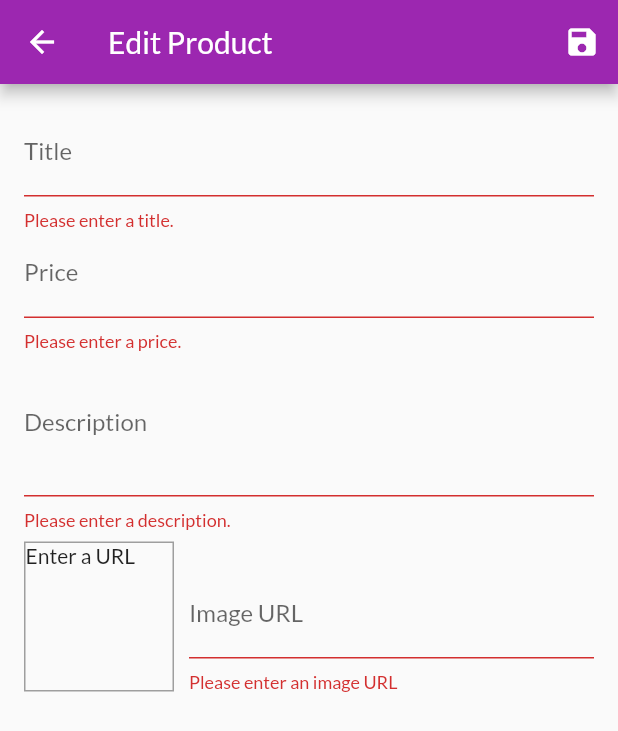
After one commit to phuquang147/shop-app, a Flutter app: the EditProductScreen screen opened by its route, after a tap on the "save" icon, on a phone screen of 412 x 824 dp. The commit adds this screen. Shown: the top 731 px of the screen. Run offline on Flutter 3.47's test engine with Material 2 defaults, Android fonts, the phone set to English and light mode, and no system bars; network calls fail.

Commit message:
Manage products

```diff
--- a/lib/main.dart
+++ b/lib/main.dart
@@ -6,6 +6,8 @@ import 'screens/product_detail_screen.dart';
 import 'screens/products_overview_screen.dart';
 import 'screens/cart_screen.dart';
 import 'screens/orders_screen.dart';
+import 'screens/user_products_screen.dart';
+import 'screens/edit_product_screen.dart';
 //providers
 import 'providers/products.dart';
 import 'providers/cart.dart';
@@ -34,6 +36,8 @@ class MyApp extends StatelessWidget {
           ProductDetailScreen.routeName: (ctx) => ProductDetailScreen(),
           CartScreen.routeName: (ctx) => CartScreen(),
           OrdersScreen.routeName: (ctx) => OrdersScreen(),
+          UserProductsScreen.routeName: (ctx) => UserProductsScreen(),
+          EditProductScreen.routeName: (ctx) => EditProductScreen(),
         },
       ),
     );
--- a/lib/providers/products.dart
+++ b/lib/providers/products.dart
@@ -50,8 +50,26 @@ class Products with ChangeNotifier {
     return _items.firstWhere((item) => item.id == id);
   }
 
-  void addProduct() {
-    // _items.add(value);
+  void addProduct(Product product) {
+    final newProduct = Product(
+      id: DateTime.now().toString(),
+      title: product.title,
+      description: product.description,
+      price: product.price,
+      imageUrl: product.imageUrl,
+    );
+    _items.add(newProduct);
+    notifyListeners();
+  }
+
+  void updateProduct(String id, Product newProduct) {
+    final prodIndex = _items.indexWhere((product) => product.id == id);
+    if (prodIndex >= 0) _items[prodIndex] = newProduct;
+    notifyListeners();
+  }
+
+  void deleteProduct(String id) {
+    _items.removeWhere((product) => product.id == id);
     notifyListeners();
   }
 }
--- /dev/null
+++ b/lib/screens/edit_product_screen.dart
@@ -0,0 +1,221 @@
+import 'package:flutter/material.dart';
+import 'package:provider/provider.dart';
+import '../providers/products.dart';
+import '../providers/product.dart';
+
+class EditProductScreen extends StatefulWidget {
+  static const routeName = '/edit-product';
+
+  const EditProductScreen({Key key}) : super(key: key);
+
+  @override
+  State<EditProductScreen> createState() => _EditProductScreenState();
+}
+
+class _EditProductScreenState extends State<EditProductScreen> {
+  final _imageUrlController = TextEditingController();
+  final _form = GlobalKey<FormState>();
+  var _editedProduct =
+      Product(id: null, title: '', description: '', price: 0, imageUrl: '');
+  var _initValue = {
+    'title': '',
+    'description': '',
+    'price': '',
+    'imageUrl': '',
+  };
+  var _isInit = true;
+
+  @override
+  void didChangeDependencies() {
+    if (_isInit) {
+      final productId = ModalRoute.of(context).settings.arguments;
+      if (productId != null) {
+        _editedProduct = Provider.of<Products>(
+          context,
+          listen: false,
+        ).findById(productId);
+
+        _initValue = {
+          'title': _editedProduct.title,
+          'description': _editedProduct.description,
+          'price': _editedProduct.price.toString(),
+          'imageUrl': '',
+        };
+
+        _imageUrlController.text = _editedProduct.imageUrl;
+      }
+    }
+    _isInit = false;
+    super.didChangeDependencies();
+  }
+
+  @override
+  void dispose() {
+    _imageUrlController.dispose();
+    super.dispose();
+  }
+
+  void _saveForm() {
+    final isValid = _form.currentState.validate();
+    if (!isValid) return;
+    _form.currentState.save();
+    if (_editedProduct.id == null)
+      Provider.of<Products>(context, listen: false).addProduct(_editedProduct);
+    else
+      Provider.of<Products>(context, listen: false)
+          .updateProduct(_editedProduct.id, _editedProduct);
+    Navigator.of(context).pop();
+  }
+
+  @override
+  Widget build(BuildContext context) {
+    return Scaffold(
+      appBar: AppBar(
+        title: Text('Edit Product'),
+        actions: [
+          IconButton(
+            onPressed: () {
+              _saveForm();
+            },
+            icon: Icon(Icons.save),
+          ),
+        ],
+      ),
+      body: Padding(
+        padding: const EdgeInsets.all(16),
+        child: Form(
+          key: _form,
+          child: SingleChildScrollView(
+            child: Column(
+              children: [
+                TextFormField(
+                  initialValue: _initValue['title'],
+                  decoration: InputDecoration(labelText: 'Title'),
+                  textInputAction: TextInputAction.next,
+                  validator: (value) {
+                    if (value.isEmpty)
+                      return 'Please enter a title.';
+                    else
+                      return null;
+                  },
+                  onSaved: (value) {
+                    _editedProduct = Product(
+                      id: _editedProduct.id,
+                      title: value,
+                      description: _editedProduct.description,
+                      price: _editedProduct.price,
+                      imageUrl: _editedProduct.imageUrl,
+                    );
+                  },
+                ),
+                TextFormField(
+                  initialValue: _initValue['price'],
+                  decoration: InputDecoration(labelText: 'Price'),
+                  textInputAction: TextInputAction.next,
+                  keyboardType: TextInputType.number,
+                  validator: (value) {
+                    if (value.isEmpty) return 'Please enter a price.';
+                    if (double.tryParse(value) == null)
+                      return 'Please enter a valid number.';
+                    if (double.parse(value) <= 0)
+                      return 'Please enter a number greater than zero.';
+                    return null;
+                  },
+                  onSaved: (value) {
+                    _editedProduct = Product(
+                      id: _editedProduct.id,
+                      title: _editedProduct.title,
+                      description: _editedProduct.description,
+                      price: double.parse(value),
+                      imageUrl: _editedProduct.imageUrl,
+                    );
+                  },
+                ),
+                TextFormField(
+                  initialValue: _initValue['description'],
+                  decoration: InputDecoration(labelText: 'Description'),
+                  textInputAction: TextInputAction.next,
+                  keyboardType: TextInputType.multiline,
+                  maxLines: 3,
+                  validator: (value) {
+                    if (value.isEmpty) return 'Please enter a description.';
+                    if (value.length < 10)
+                      return 'Should be at least 10 character.';
+                    return null;
+                  },
+                  onSaved: (value) {
+                    _editedProduct = Product(
+                      id: _editedProduct.id,
+                      title: _editedProduct.title,
+                      description: value,
+                      price: _editedProduct.price,
+                      imageUrl: _editedProduct.imageUrl,
+                    );
+                  },
+                ),
+                Row(
+                  crossAxisAlignment: CrossAxisAlignment.end,
+                  children: [
+                    Container(
+                      height: 100,
+                      width: 100,
+                      margin: EdgeInsets.only(top: 8, right: 10),
+                      decoration: BoxDecoration(
+                        border: Border.all(
+                          width: 1,
+                          color: Colors.grey,
+                        ),
+                      ),
+                      child: _imageUrlController.text.isEmpty
+                          ? Text('Enter a URL')
+                          : FittedBox(
+                              child: Image.network(
+                                _imageUrlController.text,
+                                fit: BoxFit.cover,
+                              ),
+                            ),
+                    ),
+                    Expanded(
+                      child: TextFormField(
+                        decoration: InputDecoration(labelText: 'Image URL'),
+                        keyboardType: TextInputType.url,
+                        textInputAction: TextInputAction.done,
+                        controller: _imageUrlController,
+                        validator: (value) {
+                          if (value.isEmpty) return 'Please enter an image URL';
+                          if (!value.startsWith('http') &&
+                              !value.startsWith('https'))
+                            return 'Please enter a valid URL';
+                          if (!value.endsWith('.png') &&
+                              !value.endsWith('.jpg') &&
+                              !value.endsWith('.jpeg'))
+                            return 'Please enter a valid image URL';
+                          return null;
+                        },
+                        onFieldSubmitted: (_) {
+                          _saveForm();
+                        },
+                        onEditingComplete: () {
+                          setState(() {});
+                        },
+                        onSaved: (value) {
+                          _editedProduct = Product(
+                            id: _editedProduct.id,
+                            title: _editedProduct.title,
+                            description: _editedProduct.description,
+                            price: _editedProduct.price,
+                            imageUrl: value,
+                          );
+                        },
+                      ),
+                    ),
+                  ],
+                ),
+              ],
+            ),
+          ),
+        ),
+      ),
+    );
+  }
+}
--- a/pubspec.yaml
+++ b/pubspec.yaml
@@ -26,6 +26,7 @@ dependencies:
 
   provider: ^6.0.3
   intl: ^0.17.0
+  http: ^0.13.5
   # The following adds the Cupertino Icons font to your application.
   # Use with the CupertinoIcons class for iOS style icons.
   cupertino_icons: ^1.0.2
```
Also changed, not shown: lib/screens/user_products_screen.dart (added, +48 -0 lines), lib/widgets/app_drawer.dart (+11 -0 lines), lib/widgets/user_product_item.dart (added, +50 -0 lines), pubspec.lock.
